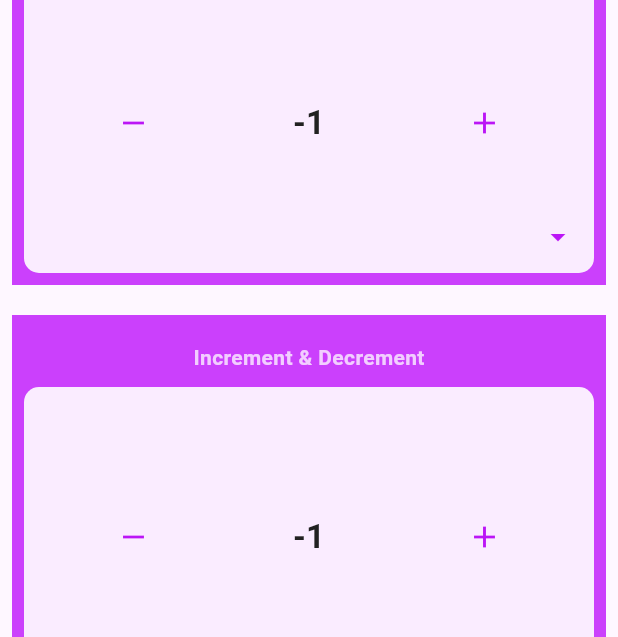
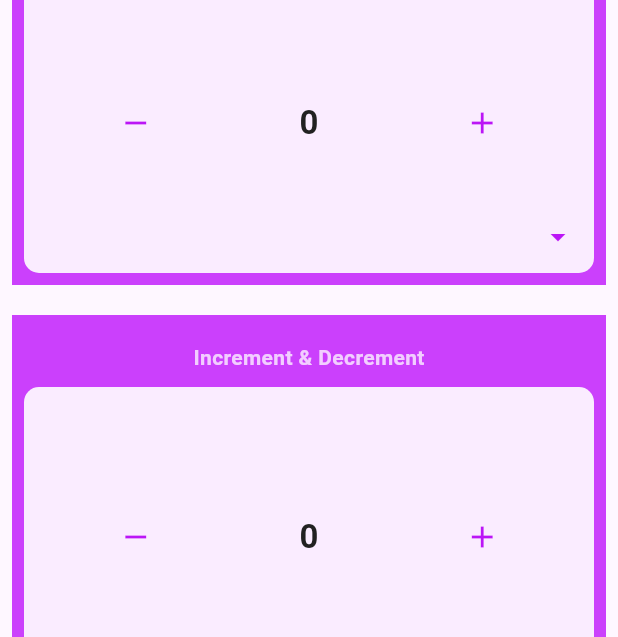
Before and after one commit to Mustack-Rabbi/recount, a Flutter app: the screen it shows after launch, after a tap on the "remove" icon, after a tap on the "add" icon, on a phone screen of 412 x 824 dp. Shown: the part 195-832 px from the top of the screen. Run offline on Flutter 3.47's test engine with Material 3 defaults, Android fonts, the light colour scheme and no system bars; drawn by our look-alikes of badges; our stand-ins replace get.

Commit message:
inc & dec screen 1 complete & screen_controller.dart update function

```diff
--- a/lib/button/badge_button.dart
+++ b/lib/button/badge_button.dart
@@ -25,7 +25,7 @@ class BadgeButton extends StatelessWidget {
       return Visibility(
         visible: isVisibleWidget,
         child: badges.Badge(
-          showBadge: screenController.showBadge.value,
+          showBadge: screenController.showBadgeSOne.value,
           position: badges.BadgePosition.topEnd(top: -10, end: -12),
           badgeAnimation: const badges.BadgeAnimation.fade(toAnimate: false),
           onTap: onTap,
--- a/lib/controller/screen_controller.dart
+++ b/lib/controller/screen_controller.dart
@@ -2,13 +2,19 @@ import 'package:get/get.dart';
 
 class ScreenController extends GetxController {
   RxBool isVisible = false.obs;
-  RxBool isVisibleRemoveButton = true.obs;
-  RxBool isVisibleAddButton = true.obs;
-  RxBool showBadge = false.obs;
 
   RxBool switchButton = false.obs;
 
-  RxInt incDecScreenOneIncrement = 0.obs;
+  // RxInt incDecScreenOneIncrement = 0.obs;
+
+  // Screen One
+  RxBool showBadgeSOne = false.obs;
+  RxBool isVisibleAddButton = true.obs;
+  RxBool isVisibleRemoveButton = true.obs;
+  RxInt CounterSOne = 0.obs;
+  // Screen Two
+  RxInt screenTwoCounter = 0.obs;
+  // Screen Three
   RxInt screenThreeCounter = 0.obs;
   RxInt screenThreeCounterGoal = 0.obs;
 
@@ -18,21 +24,26 @@ class ScreenController extends GetxController {
     // incDecScreenOneIncrement.value++;
   }
 
-  decrement() {
-    incDecScreenOneIncrement.value--;
+  decrement(RxInt decrementValue) {
+    decrementValue--;
+    // incDecScreenOneIncrement.value--;
   }
 
-  showBadgefunction() {
-    showBadge.value = !showBadge.value;
+  trueFalseFunction(RxBool x) {
+    x.value = !x.value;
   }
 
-  isVisibleAddButtonFunction() {
-    isVisibleAddButton.value = !isVisibleAddButton.value;
-  }
+  // showBadgefunction() {
+  //   showBadge.value = !showBadge.value;
+  // }
 
-  isVisibleRemoveButtonFunction() {
-    isVisibleRemoveButton.value = !isVisibleRemoveButton.value;
-  }
+  // isVisibleAddButtonFunction() {
+  //   isVisibleAddButton.value = !isVisibleAddButton.value;
+  // }
+
+  // isVisibleRemoveButtonFunction() {
+  //   isVisibleRemoveButton.value = !isVisibleRemoveButton.value;
+  // }
 
   switchButtonFunction() {
     switchButton.value = !switchButton.value;
@@ -50,7 +61,7 @@ class ScreenController extends GetxController {
     screenThreeCounter--;
   }
 
-  screenThreeCounterFunction() {
-    screenThreeCounter = RxInt(0);
-  }
+  // screenThreeCounterFunction() {
+  //   screenThreeCounter = RxInt(0);
+  // }
 }
--- a/lib/frame/frame_screen.dart
+++ b/lib/frame/frame_screen.dart
@@ -143,7 +143,7 @@ class _FrameScreenState extends State<FrameScreen> {
                             color: color["deepPurpleColor"])),
                     Obx(
                       () => Expanded(
-                          child: (screenController.showBadge.value == false)
+                          child: (screenController.showBadgeSOne.value == false)
                               ? Row(
                                   mainAxisAlignment:
                                       MainAxisAlignment.spaceAround,
@@ -212,11 +212,12 @@ class _FrameScreenState extends State<FrameScreen> {
                         //   });
                         // },
                         onPressed: () {
-                          screenController.showBadgefunction();
+                          screenController.trueFalseFunction(
+                              screenController.showBadgeSOne);
                         },
                         icon: Obx(
                           () => Icon(
-                            (screenController.showBadge.value == false)
+                            (screenController.showBadgeSOne.value == false)
                                 ? Icons.widgets
                                 : Icons.done,
                             color: color["deepPurpleColor"],
--- a/lib/screen/increment_decrement/inc_dec_screen_one.dart
+++ b/lib/screen/increment_decrement/inc_dec_screen_one.dart
@@ -48,20 +48,22 @@ class IncDecScreenOne extends StatelessWidget {
         children: [
           Obx(
             () => BadgeButton(
-              isVisibleWidget: screenController.showBadge.value ||
+              isVisibleWidget: screenController.showBadgeSOne.value ||
                   screenController.isVisibleRemoveButton.value,
               isVisible: screenController.isVisibleRemoveButton.value,
               // badgeIcon: screenController.isVisibleRemoveButton.value,
               customWidget: IconButton(
                   onPressed: () {
-                    screenController.decrement();
+                    screenController.decrement(screenController.CounterSOne);
                   },
                   icon: Icon(
                     Icons.remove,
                     color: color["deepPurpleColor"],
                   )),
               onTap: () {
-                screenController.isVisibleRemoveButtonFunction();
+                screenController
+                    .trueFalseFunction(screenController.isVisibleRemoveButton);
+                // screenController.increment(screenController.screenOneCounter);
                 // setState(() {
                 //   isVisibleRemoveButton = !isVisibleRemoveButton;
                 // });
@@ -69,8 +71,7 @@ class IncDecScreenOne extends StatelessWidget {
             ),
           ),
           Obx(() {
-            return Text(
-                screenController.incDecScreenOneIncrement.value.toString(),
+            return Text(screenController.CounterSOne.value.toString(),
                 style: TextStyle(
                   fontSize: 22,
                   fontWeight: FontWeight.w600,
@@ -79,17 +80,19 @@ class IncDecScreenOne extends StatelessWidget {
           }),
           Obx(
             () => BadgeButton(
-              isVisibleWidget: screenController.showBadge.value ||
+              isVisibleWidget: screenController.showBadgeSOne.value ||
                   screenController.isVisibleAddButton.value,
               // badgeIcon: screenController.isVisibleAddButton.value,
               isVisible: screenController.isVisibleAddButton.value,
               customWidget: IconButton(
                   onPressed: () {
-                    screenController.increment();
+                    screenController.increment(screenController.CounterSOne);
+                    // screenController.increment();
                   },
                   icon: Icon(Icons.add, color: color["deepPurpleColor"])),
               onTap: () {
-                screenController.isVisibleAddButtonFunction();
+                screenController
+                    .trueFalseFunction(screenController.isVisibleAddButton);
 
                 // print(screenController.isVisibleAddButton.value);
                 // setState(() {
```
